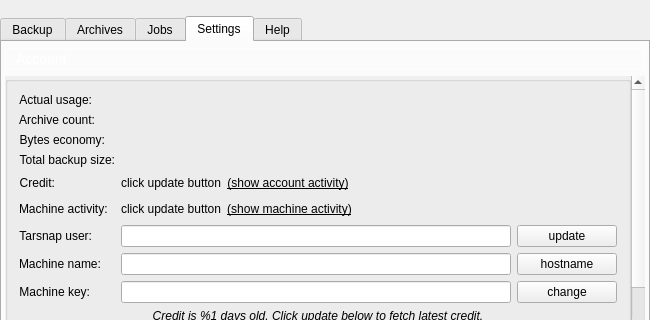
This is forms/mainwindow.ui in Tarsnap/tarsnap-gui as Qt 5 draws it before an edit; both pictures show x 0 to 650 and y 0 to 320 of the 650 by 610 pixel window. The edited form follows.
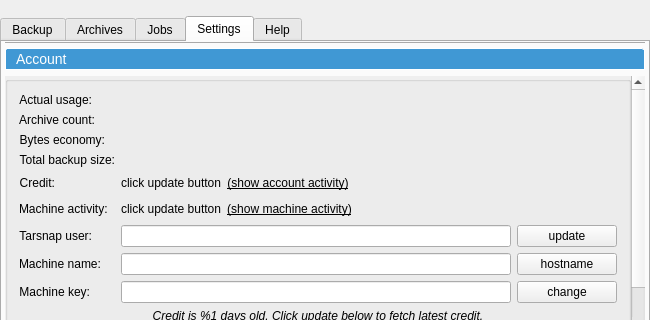
This is the edited form. The open tabs and pages were chosen to show the change. Icons and pictures are not drawn. Custom widgets are drawn as their Qt base class.

Commit message: Style adjustments and improvements.

What changed in the file:
```diff
--- a/forms/mainwindow.ui
+++ b/forms/mainwindow.ui
@@ -730,6 +730,14 @@
           </layout>
          </widget>
          <widget class="QWidget" name="settingsTab">
+          <property name="styleSheet">
+           <string notr="true">#settingsTab
+{
+border-top: 1px solid darkgrey;
+margin-left: 3px;
+margin-right: 3px;
+}</string>
+          </property>
           <attribute name="title">
            <string>Settings</string>
           </attribute>
@@ -757,8 +765,8 @@
              <property name="styleSheet">
               <string notr="true"> QToolBox::tab {
 background: qlineargradient(x1: 0, y1: 0, x2: 0, y2: 1,
-					stop: 0 rgba(85,164,216,255), stop: 0.9 rgba(85,164,216,255),
-					stop: 1 rgba(41,128,185,255), stop: 1 rgba(31,98,142,255));
+					stop: 0 rgba(85,164,216,255), stop: 0.8 rgba(85,164,216,255),
+					stop: 0.9 rgba(41,128,185,255), stop: 1 rgba(31,98,142,255));
 border-top-left-radius: 3px;
 border-top-right-radius: 3px;
 color: white;
@@ -768,10 +776,9 @@
  }
 
  QToolBox::tab:selected {
-background: qlineargradient(x1: 0, y1: 0, x2: 0, y2: 1,
-					stop: 0 rgba(64,152,212,255), stop: 1 rgba(64,152,212,255));
+background: rgba(64,152,212,255);
 color: white;
-border: 1px solid rgba(255,255,255,100);
+border: 1px solid white;
  }</string>
              </property>
              <property name="currentIndex">
```
Left out of the diff: 30 changed lines with no effect on the pictures.
